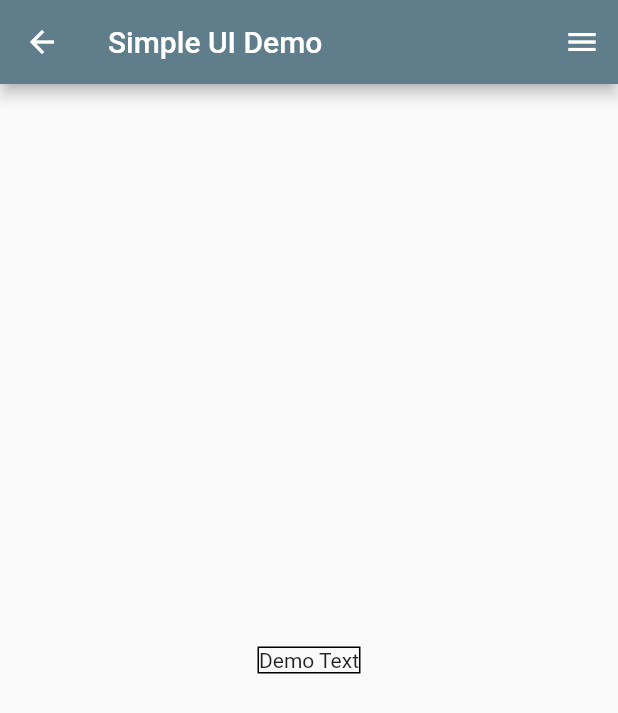
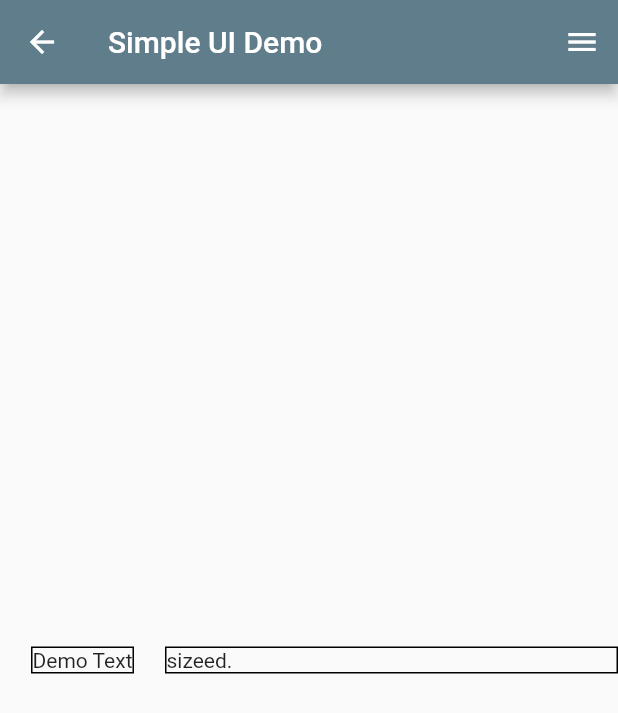
Before and after one commit to Tseng-W/FlutterPlayground, a Flutter app: the SimpleUIPage screen opened by its route, on a phone screen of 412 x 824 dp. Shown: the top 713 px of the screen. Run offline on Flutter 3.47's test engine with Material 2 defaults, Android fonts, the phone set to English and light mode, and no system bars; our stand-ins replace go_router.

Commit message:
Add stack and animation control demo.
1. Add basic stack widget demo.
2. Add animation control demo.

```diff
--- a/flutter_playground/lib/Pages/simple_ui_page.dart
+++ b/flutter_playground/lib/Pages/simple_ui_page.dart
@@ -2,7 +2,10 @@ import 'package:flutter/material.dart';
 import 'package:go_router/go_router.dart';
 
 class SimpleUIPage extends StatelessWidget {
-  const SimpleUIPage({super.key});
+  SimpleUIPage({super.key});
+
+  double? maxTextHeight;
+  double? maxTextWidth;
 
   @override
   Widget build(BuildContext context) {
@@ -25,13 +28,26 @@ class SimpleUIPage extends StatelessWidget {
             })),
           ],
         ),
-      body: Center(
+        body: Row(
+          children: [
+            Expanded(
+              child: Center(
                 child: Container(
-            decoration: BoxDecoration(
-                border: Border.all(strokeAlign: BorderSide.strokeAlignInside)),
-            child: const Text('Demo Text')),
+                    decoration: BoxDecoration(border: Border.all()),
+                    child: SizedBox(
+                        width: maxTextWidth,
+                        height: maxTextHeight,
+                        child: const Text('Demo Text'))),
               ),
-      drawer: Drawer(),
-    );
+            ),
+            Container(
+              decoration: BoxDecoration(border: Border.all()),
+              child: SizedBox(
+                width: 300,
+                child: Text('sizeed.'),
+              ),
+            )
+          ],
+        ));
   }
 }
--- a/flutter_playground/lib/main.dart
+++ b/flutter_playground/lib/main.dart
@@ -30,7 +30,10 @@ class _HomeScreenState extends State<HomeScreen> {
   List<RouteItem> _generateItems() {
     return [
       RouteItem(title: 'Simple UI Demo', routerPath: '/simpleUI'),
-      RouteItem(title: 'Drawer UI Demo', routerPath: '/drawer')
+      RouteItem(title: 'Drawer UI Demo', routerPath: '/drawer'),
+      RouteItem(title: 'Stack widget Demo', routerPath: '/stack'),
+      RouteItem(
+          title: 'Animation Control Demo', routerPath: '/animationControl'),
     ];
   }
 
--- a/flutter_playground/lib/router.dart
+++ b/flutter_playground/lib/router.dart
@@ -4,6 +4,8 @@ import 'package:go_router/go_router.dart';
 
 import 'Pages/simple_ui_page.dart';
 import 'Pages/drawer_page.dart';
+import 'Pages/animation_controller_page.dart';
+import 'Pages/stack_page.dart';
 
 typedef RouteCallback = void Function(BuildContext context);
 
@@ -28,12 +30,20 @@ final GoRouter router = GoRouter(initialLocation: '/', routes: [
     routes: [
       GoRoute(
         path: 'simpleUI',
-        builder: (context, state) => const SimpleUIPage(),
+        builder: (context, state) => SimpleUIPage(),
       ),
       GoRoute(
         path: 'drawer',
         builder: (context, state) => DrawerPage(),
       ),
+      GoRoute(
+        path: 'animationControl',
+        builder: (context, state) => AnimationControllerPage(),
+      ),
+      GoRoute(
+        path: 'stack',
+        builder: (context, state) => StackDemoPage(),
+      ),
     ],
   ),
 ]);
```
Also changed, not shown: flutter_playground/lib/Pages/animation_controller_page.dart (added, +99 -0 lines), flutter_playground/lib/Pages/drawer_page.dart (+19 -7 lines), flutter_playground/lib/Pages/stack_page.dart (added, +40 -0 lines), 10 other files. Lines whose indentation alone changed are shown as unchanged.
